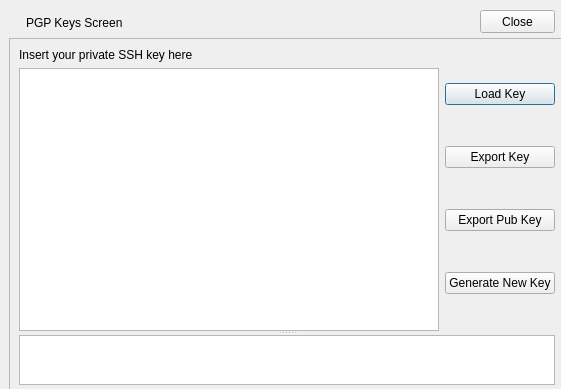
First picture: the form in inshtant_meshenger/inshtant_meshenger_gui/PGP.ui, repository k3an3/InshtantMeshenger, before the edit.
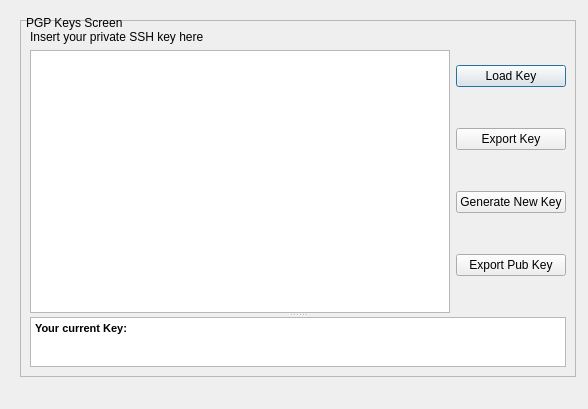
Second picture: the form after the edit.

Commit message: Added final touches on the PGP Screen

What changed in the file:
```diff
--- a/inshtant_meshenger/inshtant_meshenger_gui/PGP.ui
+++ b/inshtant_meshenger/inshtant_meshenger_gui/PGP.ui
@@ -6,8 +6,8 @@
    <rect>
     <x>0</x>
     <y>0</y>
-    <width>561</width>
-    <height>389</height>
+    <width>588</width>
+    <height>409</height>
    </rect>
   </property>
   <property name="windowTitle">
@@ -16,8 +16,8 @@
   <widget class="QFrame" name="frame">
    <property name="geometry">
     <rect>
-     <x>9</x>
-     <y>38</y>
+     <x>20</x>
+     <y>20</y>
      <width>556</width>
      <height>357</height>
     </rect>
@@ -66,13 +66,6 @@
             </property>
            </widget>
           </item>
-          <item>
-           <widget class="QPushButton" name="pushButton_4">
-            <property name="text">
-             <string>Export Pub Key</string>
-            </property>
-           </widget>
-          </item>
           <item>
            <widget class="QPushButton" name="pushButton">
             <property name="text">
@@ -80,6 +73,13 @@
             </property>
            </widget>
           </item>
+          <item>
+           <widget class="QPushButton" name="pushButton_4">
+            <property name="text">
+             <string>Export Pub Key</string>
+            </property>
+           </widget>
+          </item>
          </layout>
         </item>
        </layout>
@@ -91,24 +91,18 @@
          <height>50</height>
         </size>
        </property>
+       <property name="html">
+        <string>&lt;!DOCTYPE HTML PUBLIC &quot;-//W3C//DTD HTML 4.0//EN&quot; &quot;http://www.w3.org/TR/REC-html40/strict.dtd&quot;&gt;
+&lt;html&gt;&lt;head&gt;&lt;meta name=&quot;qrichtext&quot; content=&quot;1&quot; /&gt;&lt;style type=&quot;text/css&quot;&gt;
+p, li { white-space: pre-wrap; }
+&lt;/style&gt;&lt;/head&gt;&lt;body style=&quot; font-family:'MS Shell Dlg 2'; font-size:8.25pt; font-weight:400; font-style:normal;&quot;&gt;
+&lt;p style=&quot; margin-top:0px; margin-bottom:0px; margin-left:0px; margin-right:0px; -qt-block-indent:0; text-indent:0px;&quot;&gt;&lt;span style=&quot; font-weight:600;&quot;&gt;Your current Key:&lt;/span&gt;&lt;/p&gt;&lt;/body&gt;&lt;/html&gt;</string>
+       </property>
       </widget>
      </widget>
     </item>
    </layout>
   </widget>
-  <widget class="QPushButton" name="pushButton_5">
-   <property name="geometry">
-    <rect>
-     <x>480</x>
-     <y>10</y>
-     <width>75</width>
-     <height>23</height>
-    </rect>
-   </property>
-   <property name="text">
-    <string>Close</string>
-   </property>
-  </widget>
   <widget class="QLabel" name="label_2">
    <property name="geometry">
     <rect>
```
